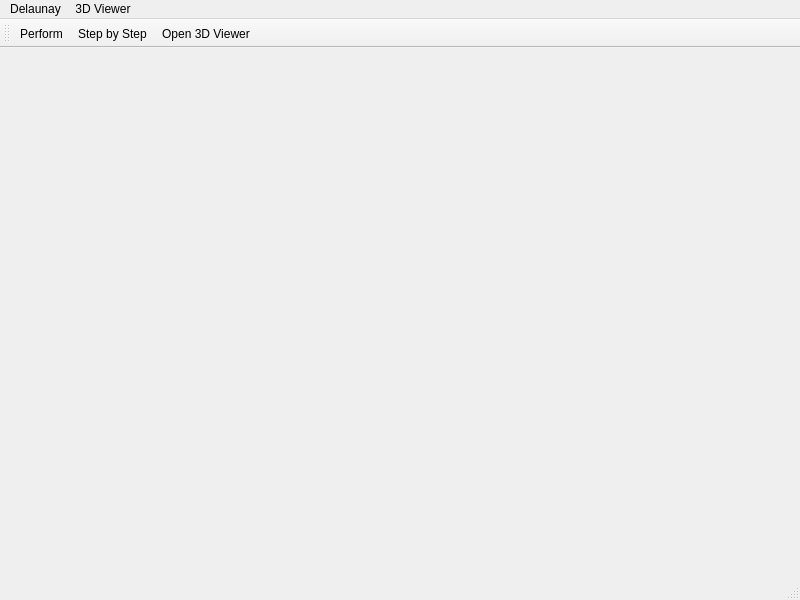
This is mainwindow.ui in qiaone/delaunay as Qt 5 draws it before an edit. The edited form follows.
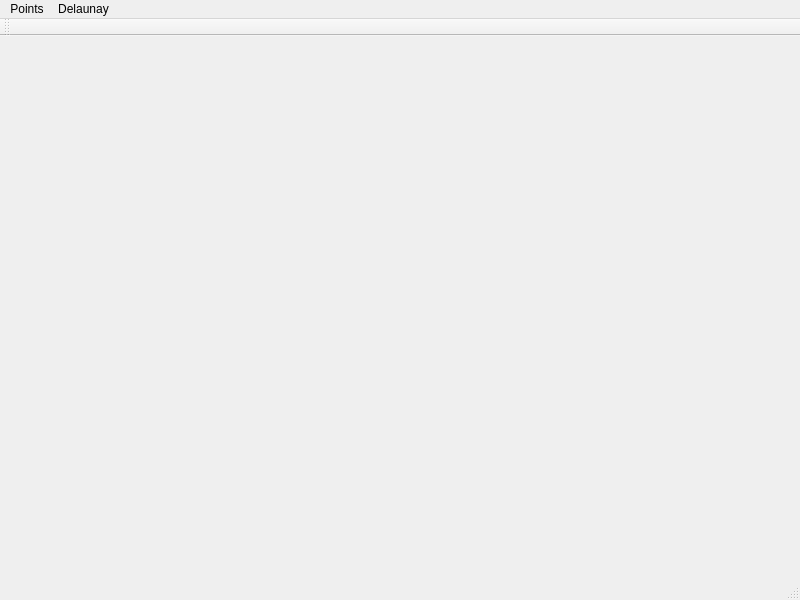
This is the edited form. Icons and pictures are not drawn.

Diff of the .ui file:
```diff
--- a/mainwindow.ui
+++ b/mainwindow.ui
@@ -23,20 +23,21 @@
      <height>23</height>
     </rect>
    </property>
-   <widget class="QMenu" name="menuDelaunay">
+   <widget class="QMenu" name="menuPoints">
+    <property name="title">
+     <string>Points</string>
+    </property>
+    <addaction name="actionSelectManually"/>
+    <addaction name="actionRandomGeneration"/>
+   </widget>
+   <widget class="QMenu" name="menuViewer">
     <property name="title">
      <string>Delaunay</string>
     </property>
     <addaction name="actionPerform"/>
     <addaction name="actionStep_by_Step"/>
    </widget>
-   <widget class="QMenu" name="menuViewer">
-    <property name="title">
-     <string>3D Viewer</string>
-    </property>
-    <addaction name="actionOpen_3D_Viewer"/>
-   </widget>
-   <addaction name="menuDelaunay"/>
+   <addaction name="menuPoints"/>
    <addaction name="menuViewer"/>
   </widget>
   <widget class="QToolBar" name="mainToolBar">
@@ -52,9 +53,6 @@
    <attribute name="toolBarBreak">
     <bool>false</bool>
    </attribute>
-   <addaction name="actionPerform"/>
-   <addaction name="actionStep_by_Step"/>
-   <addaction name="actionOpen_3D_Viewer"/>
   </widget>
   <widget class="QStatusBar" name="statusBar"/>
   <action name="actionPerform">
@@ -72,7 +70,7 @@
      <normaloff>:/Img/viewer.png</normaloff>:/Img/viewer.png</iconset>
    </property>
    <property name="text">
-    <string>Open 3D Viewer</string>
+    <string>Random Generation</string>
    </property>
   </action>
   <action name="actionStep_by_Step">
```
Left out of the diff: 35 changed lines with no effect on the pictures.
